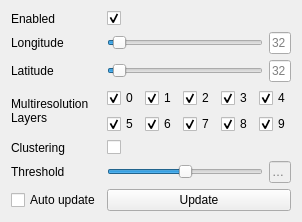
VRGroupRWTH/pli_view, file include/ui/plugins/fdm_toolbox.ui: the form before one commit.
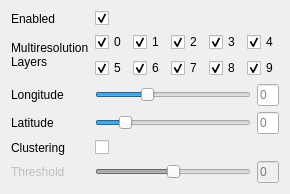
The form after the commit.

```diff
--- a/include/ui/plugins/fdm_toolbox.ui
+++ b/include/ui/plugins/fdm_toolbox.ui
@@ -7,15 +7,18 @@
     <x>0</x>
     <y>0</y>
     <width>280</width>
-    <height>215</height>
+    <height>190</height>
    </rect>
   </property>
   <property name="windowTitle">
    <string>Fiber Distribution Map Toolbox</string>
   </property>
   <layout class="QGridLayout" name="gridLayout">
-   <item row="5" column="1" colspan="2">
+   <item row="6" column="1" colspan="2">
     <widget class="QSlider" name="slider_threshold">
+     <property name="enabled">
+      <bool>false</bool>
+     </property>
      <property name="sizePolicy">
       <sizepolicy hsizetype="Preferred" vsizetype="Preferred">
        <horstretch>4</horstretch>
@@ -42,27 +45,7 @@
      </property>
     </widget>
    </item>
-   <item row="5" column="0">
-    <widget class="QLabel" name="label_threshold">
-     <property name="enabled">
-      <bool>true</bool>
-     </property>
-     <property name="text">
-      <string>Threshold</string>
-     </property>
-    </widget>
-   </item>
-   <item row="6" column="1" colspan="3">
-    <widget class="QPushButton" name="button_update">
-     <property name="enabled">
-      <bool>true</bool>
-     </property>
-     <property name="text">
-      <string>Update</string>
-     </property>
-    </widget>
-   </item>
-   <item row="5" column="3">
+   <item row="6" column="3">
     <widget class="QLineEdit" name="line_edit_threshold">
      <property name="enabled">
       <bool>false</bool>
@@ -80,21 +63,196 @@
       <set>Qt::AlignLeading|Qt::AlignLeft|Qt::AlignVCenter</set>
      </property>
      <property name="placeholderText">
-      <string>0.001</string>
+      <string>0</string>
      </property>
     </widget>
    </item>
    <item row="6" column="0">
-    <widget class="QCheckBox" name="checkbox_auto_update">
+    <widget class="QLabel" name="label_threshold">
+     <property name="enabled">
+      <bool>false</bool>
+     </property>
      <property name="text">
-      <string>Auto update</string>
+      <string>Threshold</string>
      </property>
+    </widget>
+   </item>
+   <item row="0" column="1">
+    <widget class="QCheckBox" name="checkbox_enabled">
+     <property name="layoutDirection">
+      <enum>Qt::LeftToRight</enum>
+     </property>
+     <property name="text">
+      <string/>
+     </property>
      <property name="checked">
+      <bool>true</bool>
+     </property>
+    </widget>
+   </item>
+   <item row="3" column="0">
+    <widget class="QLabel" name="label_latitude">
+     <property name="enabled">
+      <bool>true</bool>
+     </property>
+     <property name="text">
+      <string>Latitude</string>
+     </property>
+    </widget>
+   </item>
+   <item row="5" column="0">
+    <widget class="QLabel" name="label_clustering_enabled">
+     <property name="text">
+      <string>Clustering</string>
+     </property>
+    </widget>
+   </item>
+   <item row="2" column="3">
+    <widget class="QLineEdit" name="line_edit_longitude">
+     <property name="sizePolicy">
+      <sizepolicy hsizetype="Preferred" vsizetype="Preferred">
+       <horstretch>1</horstretch>
+       <verstretch>0</verstretch>
+      </sizepolicy>
+     </property>
+     <property name="text">
+      <string/>
+     </property>
+     <property name="alignment">
+      <set>Qt::AlignLeading|Qt::AlignLeft|Qt::AlignVCenter</set>
+     </property>
+     <property name="placeholderText">
+      <string>0</string>
+     </property>
+    </widget>
+   </item>
+   <item row="1" column="0">
+    <widget class="QLabel" name="label_depths">
+     <property name="text">
+      <string>Multiresolution
+Layers</string>
+     </property>
+    </widget>
+   </item>
+   <item row="2" column="0">
+    <widget class="QLabel" name="label_longitude">
+     <property name="enabled">
+      <bool>true</bool>
+     </property>
+     <property name="text">
+      <string>Longitude</string>
+     </property>
+    </widget>
+   </item>
+   <item row="0" column="0">
+    <widget class="QLabel" name="label_enabled">
+     <property name="text">
+      <string>Enabled</string>
+     </property>
+    </widget>
+   </item>
+   <item row="3" column="3">
+    <widget class="QLineEdit" name="line_edit_latitude">
+     <property name="sizePolicy">
+      <sizepolicy hsizetype="Preferred" vsizetype="Preferred">
+       <horstretch>1</horstretch>
+       <verstretch>0</verstretch>
+      </sizepolicy>
+     </property>
+     <property name="text">
+      <string/>
+     </property>
+     <property name="alignment">
+      <set>Qt::AlignLeading|Qt::AlignLeft|Qt::AlignVCenter</set>
+     </property>
+     <property name="placeholderText">
+      <string>0</string>
+     </property>
+    </widget>
+   </item>
+   <item row="3" column="1" colspan="2">
+    <widget class="QSlider" name="slider_latitude">
+     <property name="sizePolicy">
+      <sizepolicy hsizetype="Preferred" vsizetype="Preferred">
+       <horstretch>4</horstretch>
+       <verstretch>0</verstretch>
+      </sizepolicy>
+     </property>
+     <property name="minimumSize">
+      <size>
+       <width>0</width>
+       <height>0</height>
+      </size>
+     </property>
+     <property name="maximum">
+      <number>100</number>
+     </property>
+     <property name="value">
+      <number>16</number>
+     </property>
+     <property name="orientation">
+      <enum>Qt::Horizontal</enum>
+     </property>
+    </widget>
+   </item>
+   <item row="2" column="1" colspan="2">
+    <widget class="QSlider" name="slider_longitude">
+     <property name="sizePolicy">
+      <sizepolicy hsizetype="Preferred" vsizetype="Preferred">
+       <horstretch>4</horstretch>
+       <verstretch>0</verstretch>
+      </sizepolicy>
+     </property>
+     <property name="minimumSize">
+      <size>
+       <width>0</width>
+       <height>0</height>
+      </size>
+     </property>
+     <property name="maximum">
+      <number>100</number>
+     </property>
+     <property name="value">
+      <number>32</number>
+     </property>
+     <property name="orientation">
+      <enum>Qt::Horizontal</enum>
+     </property>
+    </widget>
+   </item>
+   <item row="7" column="0" colspan="4">
+    <spacer name="spacer">
+     <property name="orientation">
+      <enum>Qt::Vertical</enum>
+     </property>
+     <property name="sizeHint" stdset="0">
+      <size>
+       <width>96</width>
+       <height>67</height>
+      </size>
+     </property>
+    </spacer>
+   </item>
+   <item row="5" column="1">
+    <widget class="QCheckBox" name="checkbox_clustering_enabled">
+     <property name="enabled">
+      <bool>true</bool>
+     </property>
+     <property name="toolTip">
+      <string>See [HDAG2017].</string>
+     </property>
+     <property name="layoutDirection">
+      <enum>Qt::LeftToRight</enum>
+     </property>
+     <property name="text">
+      <string/>
+     </property>
+     <property name="checked">
       <bool>false</bool>
      </property>
     </widget>
    </item>
-   <item row="3" column="1" colspan="3">
+   <item row="1" column="1" colspan="3">
     <layout class="QGridLayout" name="layout_depth_checkboxes">
      <item row="1" column="0">
       <widget class="QCheckBox" name="checkbox_depth_5">
@@ -201,181 +359,6 @@
      </item>
     </layout>
    </item>
-   <item row="2" column="0">
-    <widget class="QLabel" name="label_latitude">
-     <property name="enabled">
-      <bool>true</bool>
-     </property>
-     <property name="text">
-      <string>Latitude</string>
-     </property>
-    </widget>
-   </item>
-   <item row="2" column="3">
-    <widget class="QLineEdit" name="line_edit_latitude">
-     <property name="sizePolicy">
-      <sizepolicy hsizetype="Preferred" vsizetype="Preferred">
-       <horstretch>1</horstretch>
-       <verstretch>0</verstretch>
-      </sizepolicy>
-     </property>
-     <property name="text">
-      <string/>
-     </property>
-     <property name="alignment">
-      <set>Qt::AlignLeading|Qt::AlignLeft|Qt::AlignVCenter</set>
-     </property>
-     <property name="placeholderText">
-      <string>32</string>
-     </property>
-    </widget>
-   </item>
-   <item row="2" column="1" colspan="2">
-    <widget class="QSlider" name="slider_latitude">
-     <property name="sizePolicy">
-      <sizepolicy hsizetype="Preferred" vsizetype="Preferred">
-       <horstretch>4</horstretch>
-       <verstretch>0</verstretch>
-      </sizepolicy>
-     </property>
-     <property name="minimumSize">
-      <size>
-       <width>0</width>
-       <height>0</height>
-      </size>
-     </property>
-     <property name="maximum">
-      <number>1000</number>
-     </property>
-     <property name="value">
-      <number>32</number>
-     </property>
-     <property name="orientation">
-      <enum>Qt::Horizontal</enum>
-     </property>
-    </widget>
-   </item>
-   <item row="4" column="0">
-    <widget class="QLabel" name="label_clustering_enabled">
-     <property name="text">
-      <string>Clustering</string>
-     </property>
-    </widget>
-   </item>
-   <item row="3" column="0">
-    <widget class="QLabel" name="label_depths">
-     <property name="text">
-      <string>Multiresolution
-Layers</string>
-     </property>
-    </widget>
-   </item>
-   <item row="1" column="0">
-    <widget class="QLabel" name="label_longitude">
-     <property name="enabled">
-      <bool>true</bool>
-     </property>
-     <property name="text">
-      <string>Longitude</string>
-     </property>
-    </widget>
-   </item>
-   <item row="1" column="1" colspan="2">
-    <widget class="QSlider" name="slider_longitude">
-     <property name="sizePolicy">
-      <sizepolicy hsizetype="Preferred" vsizetype="Preferred">
-       <horstretch>4</horstretch>
-       <verstretch>0</verstretch>
-      </sizepolicy>
-     </property>
-     <property name="minimumSize">
-      <size>
-       <width>0</width>
-       <height>0</height>
-      </size>
-     </property>
-     <property name="maximum">
-      <number>1000</number>
-     </property>
-     <property name="value">
-      <number>32</number>
-     </property>
-     <property name="orientation">
-      <enum>Qt::Horizontal</enum>
-     </property>
-    </widget>
-   </item>
-   <item row="7" column="0" colspan="4">
-    <spacer name="spacer">
-     <property name="orientation">
-      <enum>Qt::Vertical</enum>
-     </property>
-     <property name="sizeHint" stdset="0">
-      <size>
-       <width>96</width>
-       <height>67</height>
-      </size>
-     </property>
-    </spacer>
-   </item>
-   <item row="0" column="0">
-    <widget class="QLabel" name="label_enabled">
-     <property name="text">
-      <string>Enabled</string>
-     </property>
-    </widget>
-   </item>
-   <item row="0" column="1">
-    <widget class="QCheckBox" name="checkbox_enabled">
-     <property name="layoutDirection">
-      <enum>Qt::LeftToRight</enum>
-     </property>
-     <property name="text">
-      <string/>
-     </property>
-     <property name="checked">
-      <bool>true</bool>
-     </property>
-    </widget>
-   </item>
-   <item row="1" column="3">
-    <widget class="QLineEdit" name="line_edit_longitude">
-     <property name="sizePolicy">
-      <sizepolicy hsizetype="Preferred" vsizetype="Preferred">
-       <horstretch>1</horstretch>
-       <verstretch>0</verstretch>
-      </sizepolicy>
-     </property>
-     <property name="text">
-      <string/>
-     </property>
-     <property name="alignment">
-      <set>Qt::AlignLeading|Qt::AlignLeft|Qt::AlignVCenter</set>
-     </property>
-     <property name="placeholderText">
-      <string>32</string>
-     </property>
-    </widget>
-   </item>
-   <item row="4" column="1">
-    <widget class="QCheckBox" name="checkbox_clustering_enabled">
-     <property name="enabled">
-      <bool>true</bool>
-     </property>
-     <property name="toolTip">
-      <string>See [HDAG2017].</string>
-     </property>
-     <property name="layoutDirection">
-      <enum>Qt::LeftToRight</enum>
-     </property>
-     <property name="text">
-      <string/>
-     </property>
-     <property name="checked">
-      <bool>false</bool>
-     </property>
-    </widget>
-   </item>
   </layout>
  </widget>
  <tabstops>
```
Left out of the diff: 2 changed lines with no effect on the pictures.
